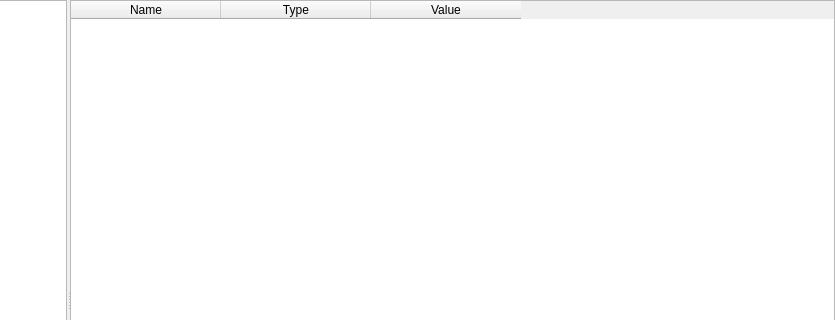
Qt form ui/DocumentWindow.ui (djbozkosz/BozSceneTreeEditor) before a commit; both pictures show x 189 to 1024 and y 0 to 320 of the 1024 by 600 pixel window.
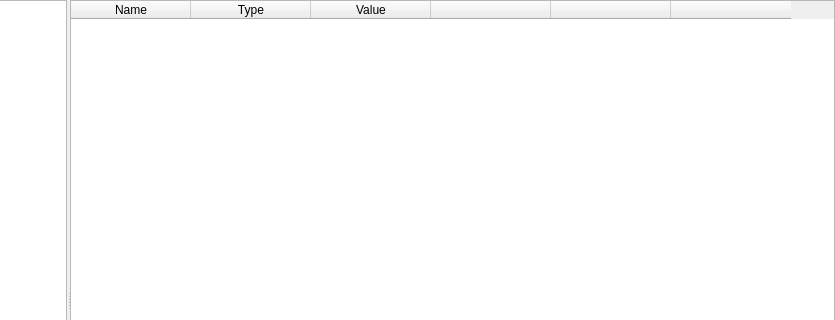
The same form after that commit.

Patch:
```diff
--- a/ui/DocumentWindow.ui
+++ b/ui/DocumentWindow.ui
@@ -70,7 +70,7 @@
        </size>
       </property>
       <attribute name="horizontalHeaderDefaultSectionSize">
-       <number>150</number>
+       <number>120</number>
       </attribute>
       <column>
        <property name="text">
@@ -87,6 +87,21 @@
         <string>Value</string>
        </property>
       </column>
+      <column>
+       <property name="text">
+        <string> </string>
+       </property>
+      </column>
+      <column>
+       <property name="text">
+        <string> </string>
+       </property>
+      </column>
+      <column>
+       <property name="text">
+        <string> </string>
+       </property>
+      </column>
      </widget>
     </widget>
    </item>
```
